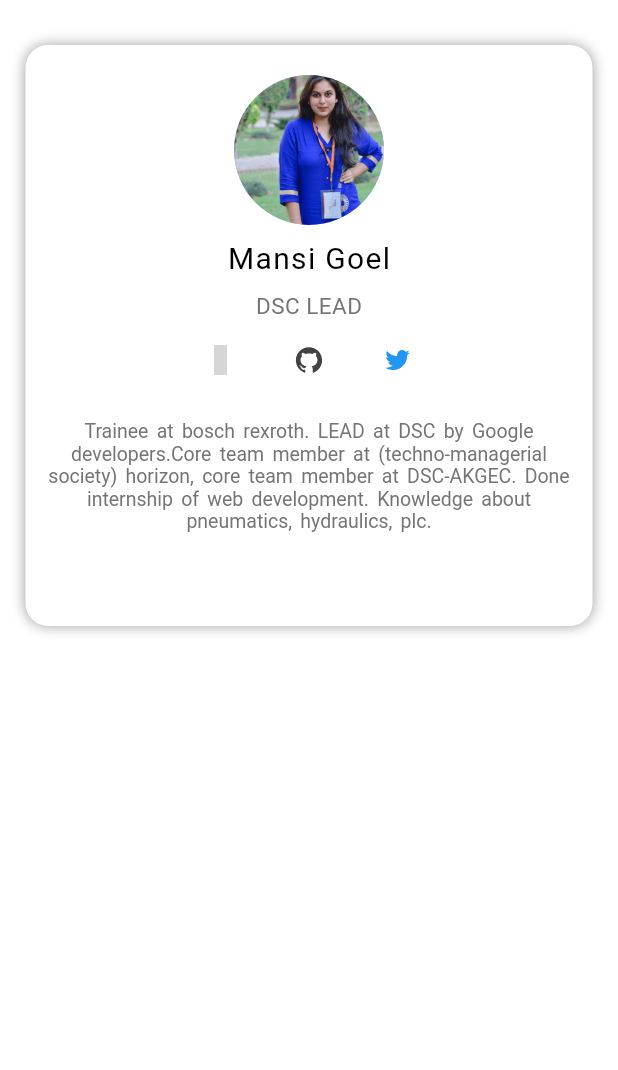
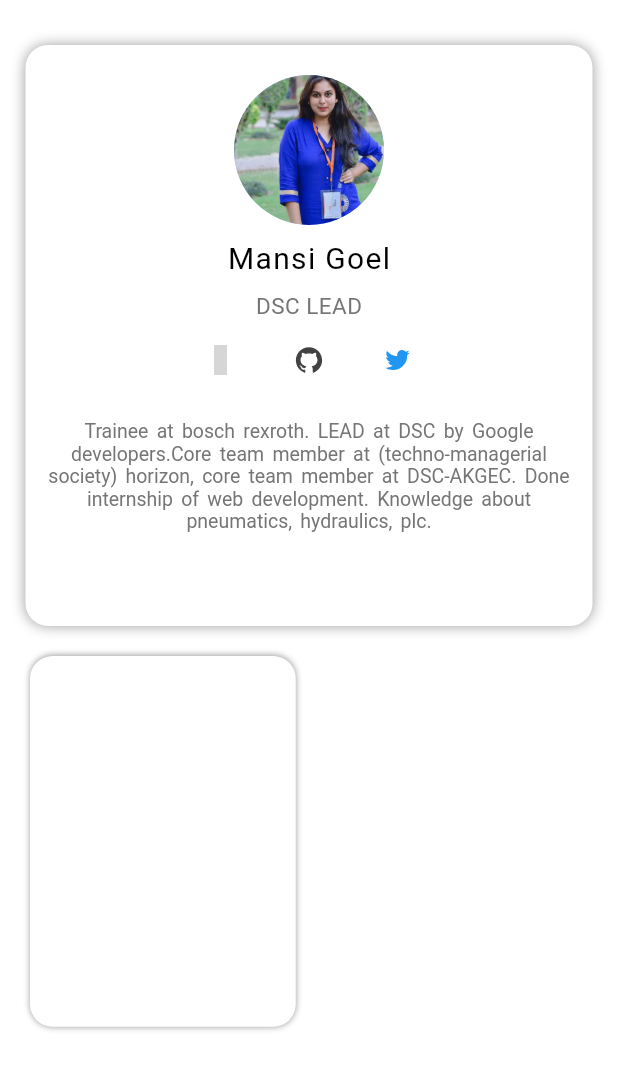
Before and after one commit to Adnanali777/DSC-AKGEC, a Flutter app: the dscTeam screen opened directly, on a phone screen of 412 x 824 dp. Shown: the top 1070 px of the screen. Run offline on Flutter 3.47's test engine with Material 2 defaults, Android fonts, the phone set to English and light mode, and no system bars; our stand-ins replace flutter_icons; missing offline and left inert: lipsum, ripple_effect; grey boxes are pictures that could not be loaded.

Commit message:
added core team members layout

```diff
--- a/lib/screens/OurTeam.dart
+++ b/lib/screens/OurTeam.dart
@@ -17,6 +17,7 @@ class _dscTeamState extends State<dscTeam> {
       body: SingleChildScrollView(
         child: SafeArea(
           child: Column(
+            crossAxisAlignment: CrossAxisAlignment.start,
             children: [
               Center(
                 child: Container(
@@ -63,6 +64,19 @@ class _dscTeamState extends State<dscTeam> {
                     ),
                 ),
               ),
+              Container(
+                margin: EdgeInsets.symmetric(horizontal: 20,vertical: 10),
+                height: MediaQuery.of(context).size.height*0.3,
+                width: MediaQuery.of(context).size.width*0.43,
+                decoration: BoxDecoration(
+                  color: Colors.white,
+                  borderRadius: BorderRadius.circular(15),
+                  boxShadow:[ BoxShadow(
+                    color: Colors.grey,
+                    blurRadius: 3.0,
+                  )],
+                ),
+              ),
             ],
           ),
         ),
```
